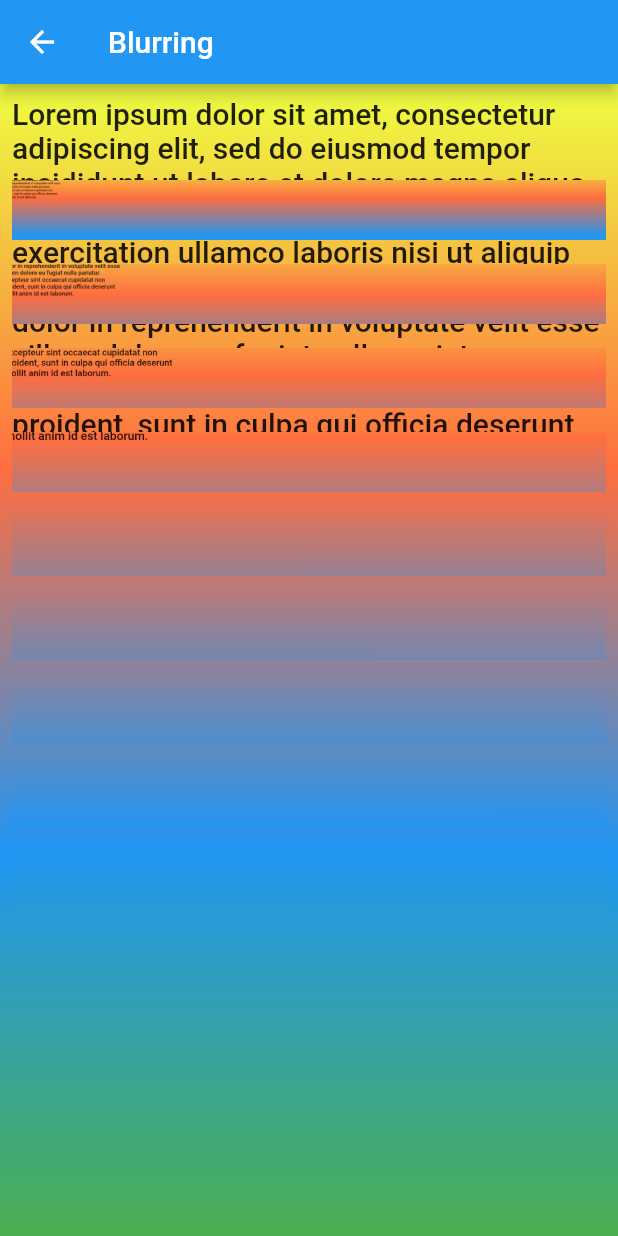
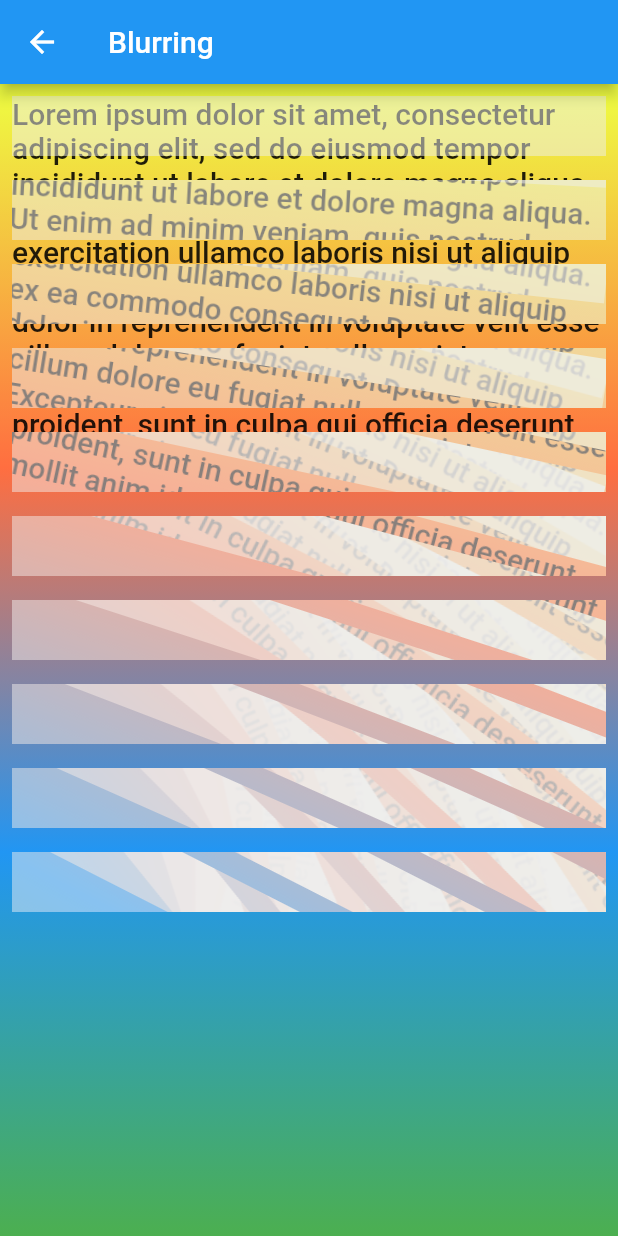
Before and after one commit to maqoo/flutter_shaders, a Flutter app: the BlurringPage screen opened directly, on a phone screen of 412 x 824 dp. Run offline on Flutter 3.47's test engine with Material 2 defaults, Android fonts, the phone set to English and light mode, and no system bars.

```diff
--- a/lib/blurring.dart
+++ b/lib/blurring.dart
@@ -1,8 +1,9 @@
+import 'dart:math';
 import 'dart:ui' as ui;
 
-import 'package:vector_math/vector_math_64.dart' as vector;
 import 'package:flutter/material.dart';
 import 'package:flutter/painting.dart';
+import 'package:vector_math/vector_math_64.dart' as vector;
 
 class BlurringPage extends StatefulWidget {
   @override
@@ -36,10 +37,11 @@ class BlurringPageState extends State<BlurringPage> {
               child: ClipRect(
                 child: BackdropFilter(
                   key: Key('$index'),
-                  filter: ui.ImageFilter.matrix(vector.Matrix4.diagonal3(vector.Vector3.all(index * 0.1)).storage),
+                  filter: ui.ImageFilter.matrix(
+                      vector.Matrix4.rotationZ(index * pi / 180.0 * 3).storage),
                   child: Container(
                     height: height,
-                    color: Colors.grey.shade200.withOpacity(0),
+                    color: Colors.grey.shade200.withOpacity(0.5),
                   ),
                 ),
               ),
```
Lines whose indentation alone changed are shown as unchanged.
